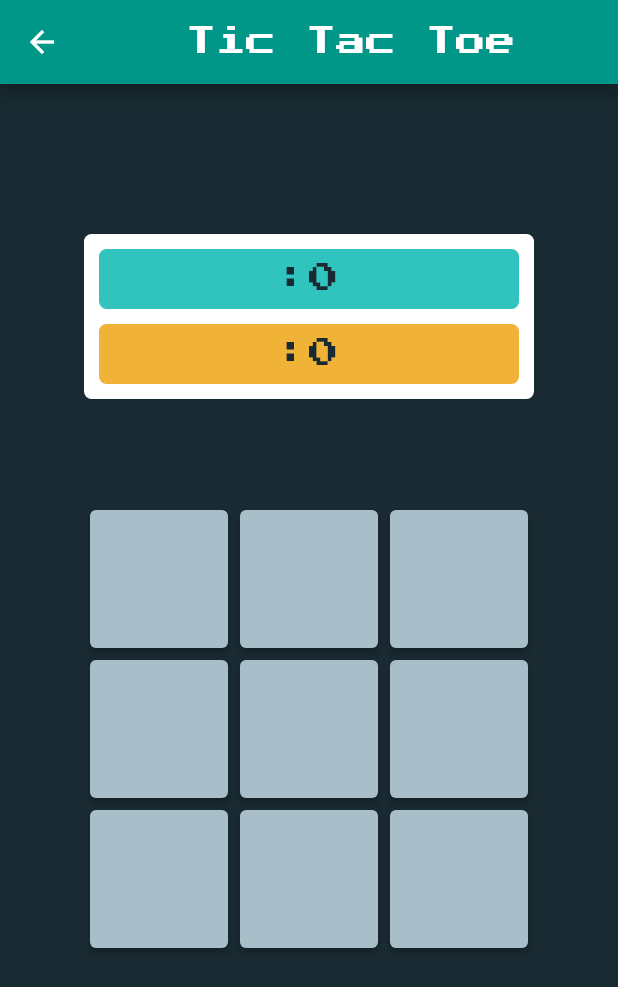
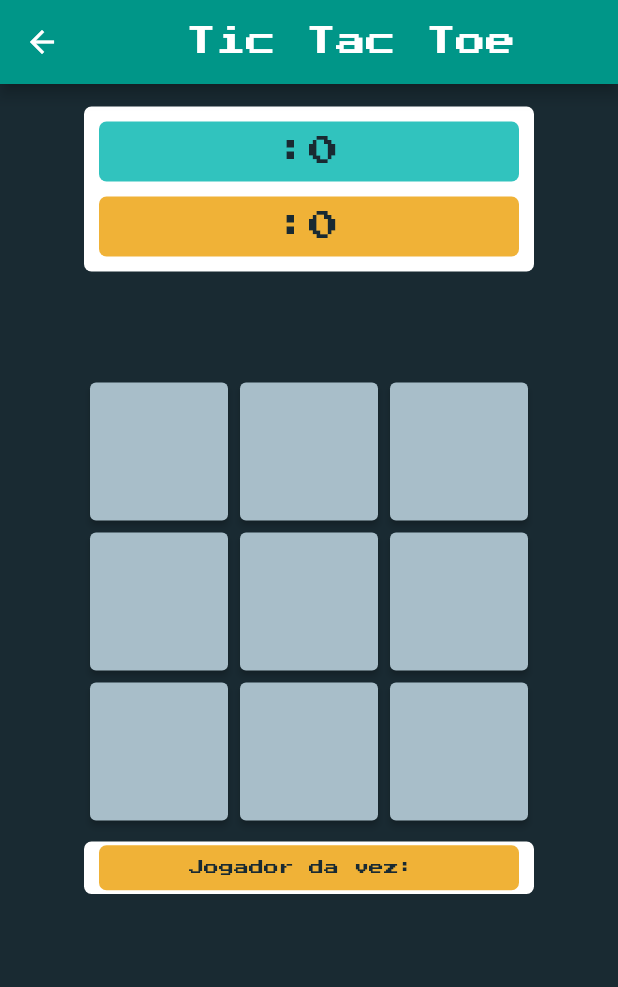
Before and after one commit to gelsonzeferino/tictactoe-Flutter, a Flutter app: the screen it shows after launch, after a tap on "New Game", on a phone screen of 412 x 824 dp. Shown: the top 987 px of the screen. Run offline on Flutter 3.47's test engine with Material 2 defaults, Android fonts, the phone set to English and light mode, and no system bars; drawn by our look-alikes of google_mobile_ads; our stand-ins replace localization; network calls fail.

Commit message:
Mostrar o jogador da vez - Melhor de 3

```diff
--- a/lib/modules/game_page.dart
+++ b/lib/modules/game_page.dart
@@ -18,6 +18,7 @@ class MainPage extends StatefulWidget {
 
 class _MainPageState extends State<MainPage> {
   BannerAd? banner;
+  BannerAd? banner2;
 
   @override
   void didChangeDependencies() {
@@ -27,6 +28,12 @@ class _MainPageState extends State<MainPage> {
     adState.initialization.then((status) {
       setState(() {
         banner = BannerAd(
+          adUnitId: adState.bannerAdUnitId,
+          size: AdSize.banner,
+          request: const AdRequest(),
+          listener: adState.adListener,
+        )..load();
+        banner2 = BannerAd(
           adUnitId: adState.bannerAdUnitId,
           size: AdSize.banner,
           request: const AdRequest(),
@@ -76,7 +83,7 @@ class _MainPageState extends State<MainPage> {
       body: SingleChildScrollView(
         child: Column(
           children: [
-            const SizedBox(height: 100),
+            const SizedBox(height: 15),
             Container(
               decoration: BoxDecoration(
                   color: Colors.white, borderRadius: BorderRadius.circular(5)),
@@ -131,6 +138,69 @@ class _MainPageState extends State<MainPage> {
               mainAxisAlignment: MainAxisAlignment.center,
               children: Utils.modelBuilder(matrix, (x, value) => buildRow(x)),
             ),
+            const SizedBox(height: 10),
+            Player.currentPlayer == Player.X
+                ? Container(
+                    decoration: BoxDecoration(
+                        color: Colors.white,
+                        borderRadius: BorderRadius.circular(5)),
+                    height: 35,
+                    width: 300,
+                    child: Column(
+                      mainAxisAlignment: MainAxisAlignment.center,
+                      children: [
+                        Container(
+                          decoration: BoxDecoration(
+                              color: AppColors.p1,
+                              borderRadius: BorderRadius.circular(5)),
+                          height: 30,
+                          width: 280,
+                          child: Center(
+                            child: Text(
+                              "Jogador da vez: $p1",
+                              style: const TextStyle(
+                                  fontSize: 10,
+                                  fontFamily: "PressStart2P",
+                                  color: AppColors.primary),
+                            ),
+                          ),
+                        ),
+                      ],
+                    ))
+                : Container(
+                    decoration: BoxDecoration(
+                        color: Colors.white,
+                        borderRadius: BorderRadius.circular(5)),
+                    height: 35,
+                    width: 300,
+                    child: Column(
+                      mainAxisAlignment: MainAxisAlignment.center,
+                      children: [
+                        Container(
+                          decoration: BoxDecoration(
+                              color: AppColors.p2,
+                              borderRadius: BorderRadius.circular(5)),
+                          height: 30,
+                          width: 280,
+                          child: Center(
+                            child: Text(
+                              "Jogador da vez: $p2",
+                              style: const TextStyle(
+                                  fontSize: 10,
+                                  fontFamily: "PressStart2P",
+                                  color: AppColors.primary),
+                            ),
+                          ),
+                        ),
+                      ],
+                    )),
+            const SizedBox(height: 10),
+            if (banner2 == null)
+              const SizedBox(height: 50)
+            else
+              // ignore: sized_box_for_whitespace
+              Container(height: 50, child: AdWidget(ad: banner2!)),
+            const SizedBox(height: 10),
           ],
         ),
       ),
@@ -189,6 +259,7 @@ class _MainPageState extends State<MainPage> {
       setState(() {
         lastMove = newValue;
         matrix[x][y] = newValue;
+        Player.currentPlayer = newValue;
       });
 
       if (isWinner(x, y)) {
@@ -203,6 +274,7 @@ class _MainPageState extends State<MainPage> {
           );
           Player.p2score++;
         }
+        Player.score++;
       } else if (isEnd()) {
         showEndDialog(
           'no-winner'.i18n(),
@@ -235,9 +307,27 @@ class _MainPageState extends State<MainPage> {
         barrierDismissible: false,
         builder: (context) => AlertDialog(
           title: Text(title),
+
+          // ignore: sized_box_for_whitespace
+
           content: Text('dialog-text'.i18n()),
+
           actions: [
-            ElevatedButton(
+            Player.score == 3
+                ? ElevatedButton(
+                    style: ElevatedButton.styleFrom(
+                      primary: AppColors.primary,
+                    ),
+                    onPressed: () {
+                      setEmptyFields();
+                      Player.p1score = 0;
+                      Player.p2score = 0;
+                      Player.score = 0;
+                      Navigator.of(context).pop();
+                    },
+                    child: const Text('Nova Partida'),
+                  )
+                : ElevatedButton(
                     style: ElevatedButton.styleFrom(
                       primary: AppColors.primary,
                     ),
@@ -253,6 +343,7 @@ class _MainPageState extends State<MainPage> {
                 setEmptyFields();
                 Player.p1score = 0;
                 Player.p2score = 0;
+                Player.score = 0;
                 Navigator.of(context).pushReplacementNamed('home');
               },
               child: Text('exit-button'.i18n()),
--- a/lib/shared/player.dart
+++ b/lib/shared/player.dart
@@ -6,4 +6,6 @@ class Player {
   static var player2 = '';
   static var p1score = 0;
   static var p2score = 0;
+  static var currentPlayer = '';
+  static var score = 0;
 }
```
Lines whose indentation alone changed are shown as unchanged.
